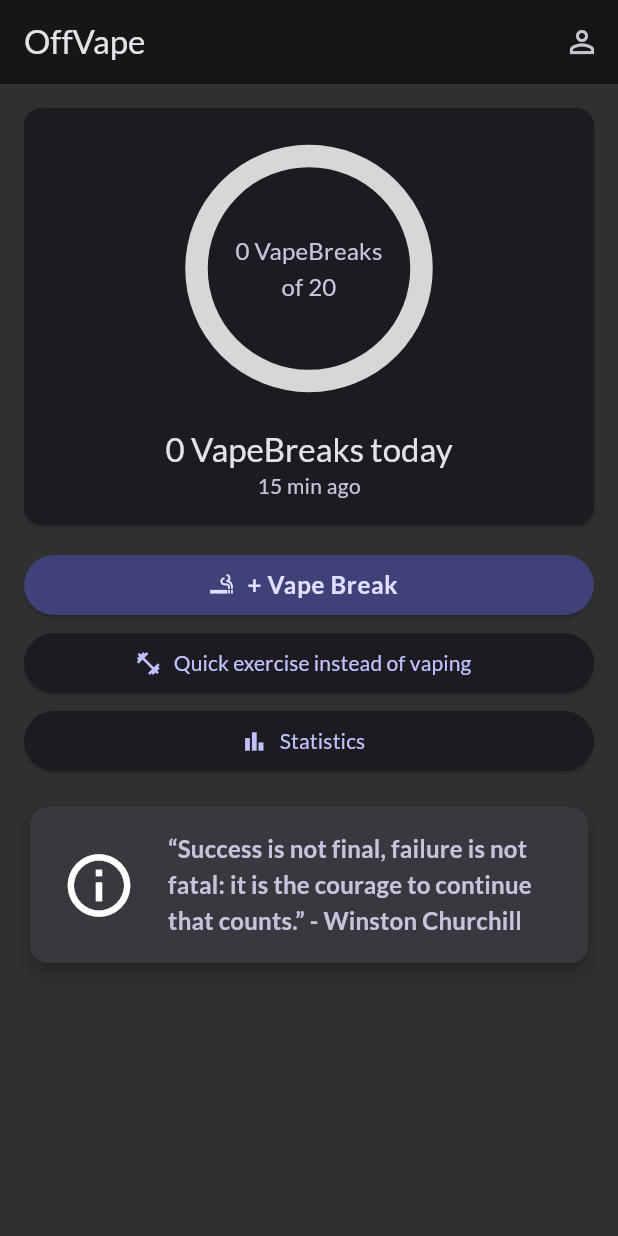
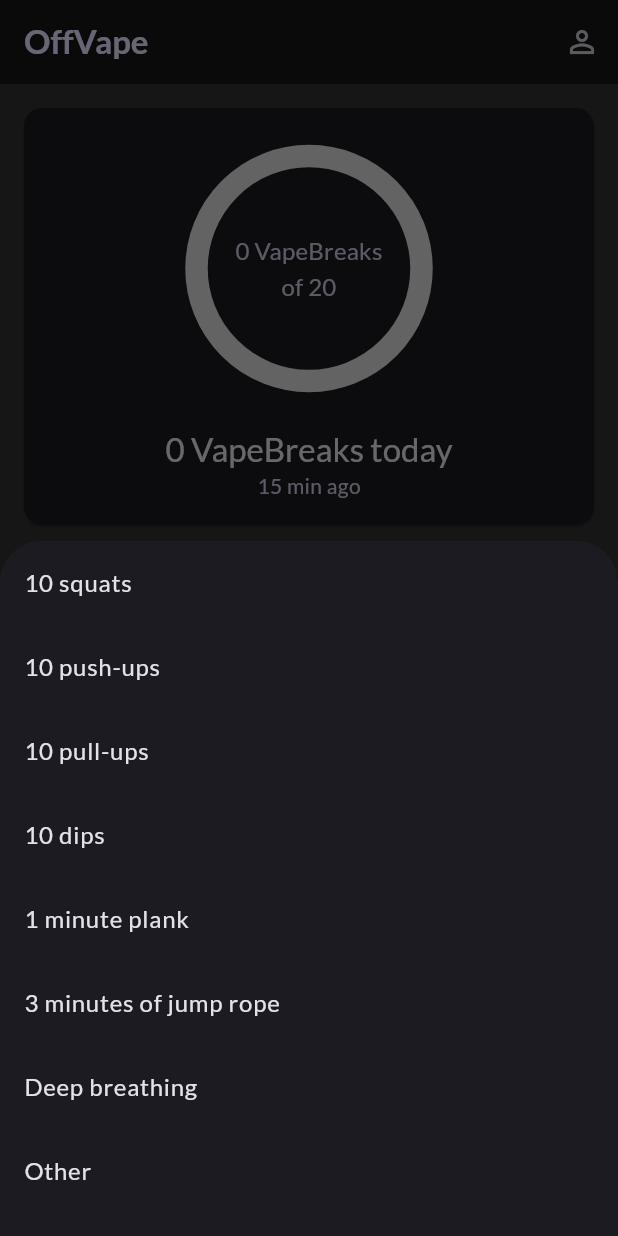
Before and after one commit to mihakonceptcorn/OffVape, a Flutter app: the screen it shows after launch, after a tap on "Quick exercise instead of vaping", on a phone screen of 412 x 824 dp. Run offline on Flutter 3.47's test engine with Material 3 defaults, Android fonts, the phone set to English and light mode, and no system bars; our stand-ins replace flutter_riverpod, google_fonts.

Commit message:
substitutes

```diff
--- /dev/null
+++ b/lib/data/substitutes.dart
@@ -0,0 +1,10 @@
+const substitutes = [
+  '10 squats',
+  '10 push-ups',
+  '10 pull-ups',
+  '10 dips',
+  '1 minute plank',
+  '3 minutes of jump rope',
+  'Deep breathing',
+  'Other',
+];
--- a/lib/screens/home.dart
+++ b/lib/screens/home.dart
@@ -9,22 +9,21 @@ class HomeScreen extends StatelessWidget {
   Widget build(BuildContext context) {
     return Scaffold(
       appBar: AppBar(
-        title: const Text('OffVape'),
-        backgroundColor: Colors.black54,// Theme.of(context).colorScheme.surface,
+        title: Text(
+          'OffVape',
+          style: Theme.of(context).textTheme.titleLarge!.copyWith(
+            color: Theme.of(context).colorScheme.onPrimaryContainer,
+            fontWeight: FontWeight.bold,
+          ),
+        ),
+        backgroundColor:
+            Colors.black54, // Theme.of(context).colorScheme.surface,
         actions: [
-          IconButton(
-            onPressed: () {},
-            icon: const Icon(Icons.person_outline)
-          ),
+          IconButton(onPressed: () {}, icon: const Icon(Icons.person_outline)),
         ],
       ),
       body: const SingleChildScrollView(
-        child: Column(
-          children: [
-            ProgressCard(),
-            VapeActions(),
-          ],
-        ),
+        child: Column(children: [ProgressCard(), VapeActions()]),
       ),
     );
   }
--- a/lib/widgets/vape_actions.dart
+++ b/lib/widgets/vape_actions.dart
@@ -3,10 +3,31 @@ import 'package:flutter/material.dart';
 import 'package:flutter_riverpod/flutter_riverpod.dart';
 
 import 'package:off_vape/data/motivation_texts.dart';
+import 'package:off_vape/data/substitutes.dart';
 import 'package:off_vape/providers/vaping_breaks_provider.dart';
 
 class VapeActions extends ConsumerWidget {
   const VapeActions({super.key});
+
+  Future<void> showSubstituteDialog(BuildContext context) async {
+    final selected = await showModalBottomSheet<String>(
+      context: context,
+      builder: (context) => ListView(
+        children: substitutes
+            .map(
+              (s) => ListTile(
+                title: Text(s),
+                onTap: () => Navigator.pop(context, s),
+              ),
+            )
+            .toList(),
+      ),
+    );
+
+    if (selected != null) {
+      // saveSubstitute(selected);
+    }
+  }
 
   @override
   Widget build(BuildContext context, WidgetRef ref) {
@@ -46,7 +67,7 @@ class VapeActions extends ConsumerWidget {
             child: ElevatedButton.icon(
               icon: const Icon(Icons.fitness_center),
               label: const Text('Quick exercise instead of vaping'),
-              onPressed: () {},
+              onPressed: () => showSubstituteDialog(context),
             ),
           ),
           const SizedBox(height: 4),
@@ -63,14 +84,18 @@ class VapeActions extends ConsumerWidget {
             width: double.infinity,
             child: Card(
               elevation: 4.0,
-              color: Theme.of(context).colorScheme.surfaceBright,
+              color: Theme.of(context).colorScheme.surfaceContainer,
               child: Padding(
                 padding: const EdgeInsets.all(16),
                 child: Row(
                   children: [
-                    const SizedBox(
+                    SizedBox(
                       width: 60,
-                      child: Icon(Icons.info_outline, size: 50),
+                      child: Icon(
+                        Icons.info_outline,
+                        size: 50,
+                        color: Theme.of(context).colorScheme.primary,
+                      ),
                     ),
                     const SizedBox(width: 16),
                     Expanded(
```
